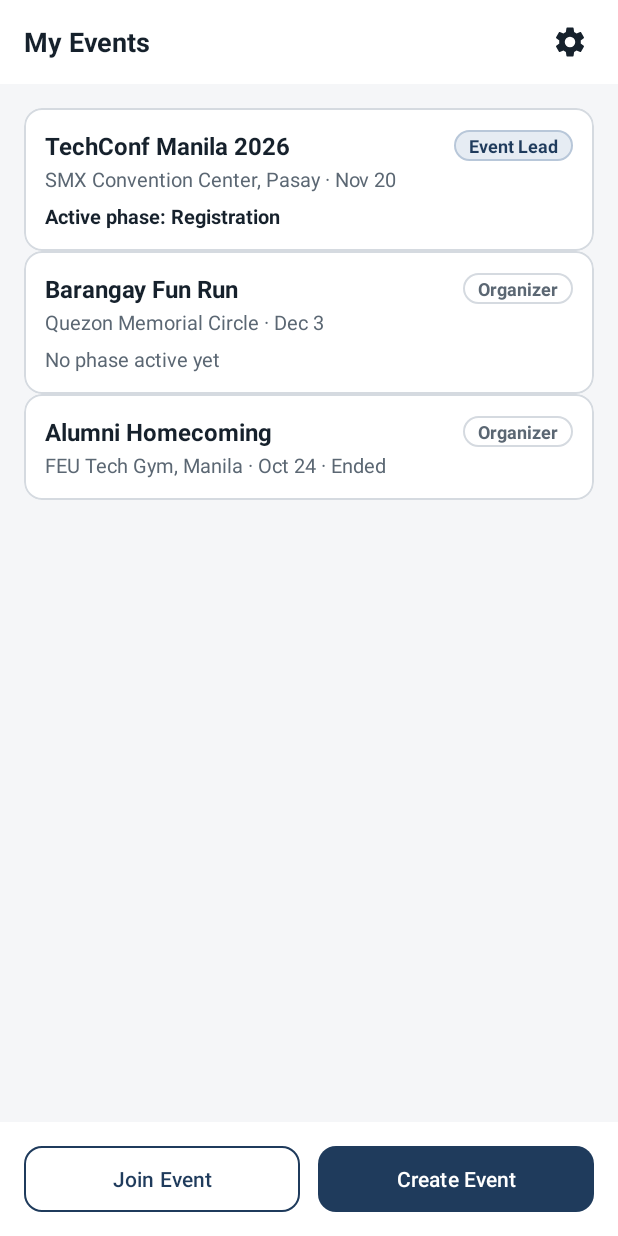
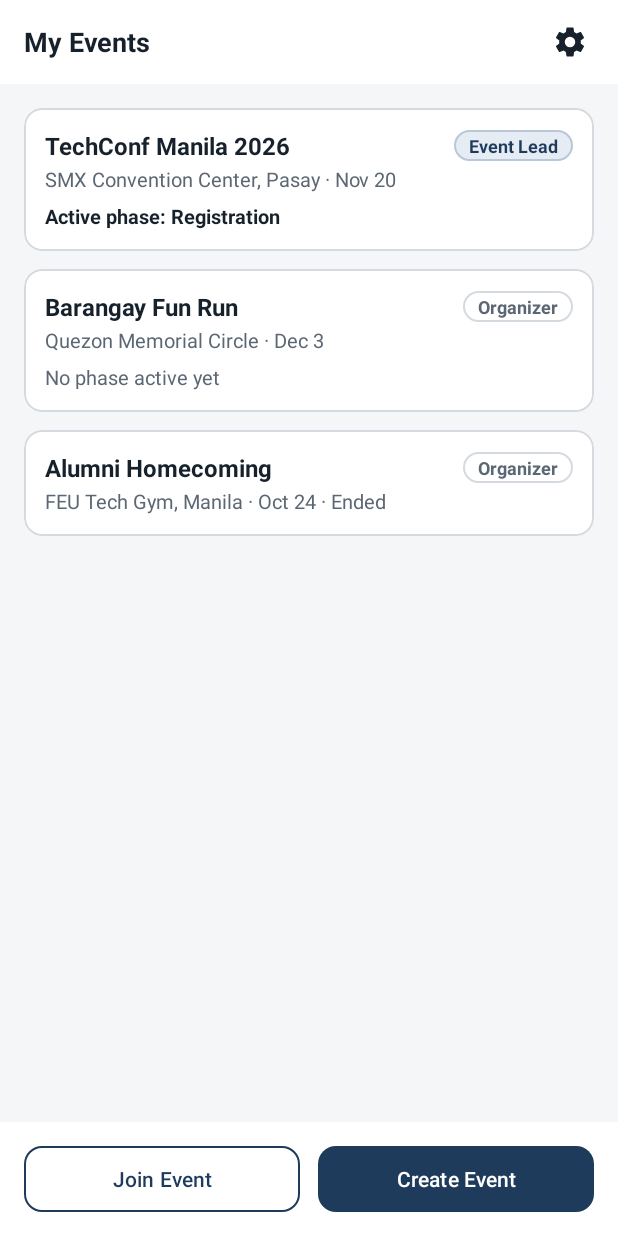
Before and after one commit to TGOLiam/SyncUp, an Android app: the screen it shows after launch (EventListActivity), on a phone screen of 412 x 824 dp. Run offline under Robolectric (Android 15) with nearby library versions, the phone set to English and light mode, and no system bars.

Commit message:
Add spacing between event cards

```diff
--- a/app/src/main/res/layout/activity_event_list.xml
+++ b/app/src/main/res/layout/activity_event_list.xml
@@ -41,7 +41,8 @@
         android:layout_height="0dp"
         android:layout_weight="1"
         android:clipToPadding="false"
-        android:divider="@null"
+        android:divider="@android:color/transparent"
+        android:dividerHeight="12dp"
         android:padding="16dp" />
 
     <LinearLayout
--- a/app/src/main/res/layout/item_event.xml
+++ b/app/src/main/res/layout/item_event.xml
@@ -3,7 +3,6 @@
     xmlns:app="http://schemas.android.com/apk/res-auto"
     android:layout_width="match_parent"
     android:layout_height="wrap_content"
-    android:layout_marginBottom="12dp"
     app:cardBackgroundColor="@color/white"
     app:cardCornerRadius="12dp"
     app:cardElevation="0dp"
```
